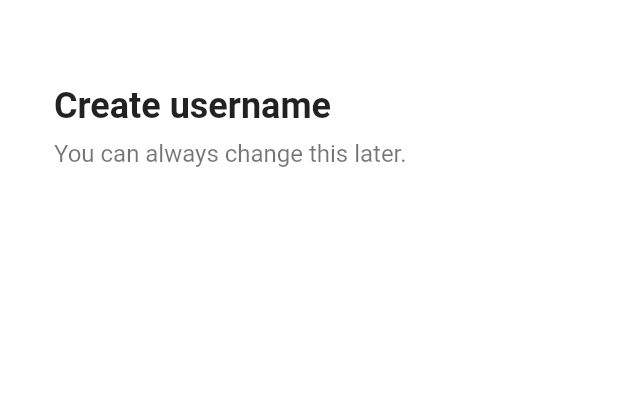
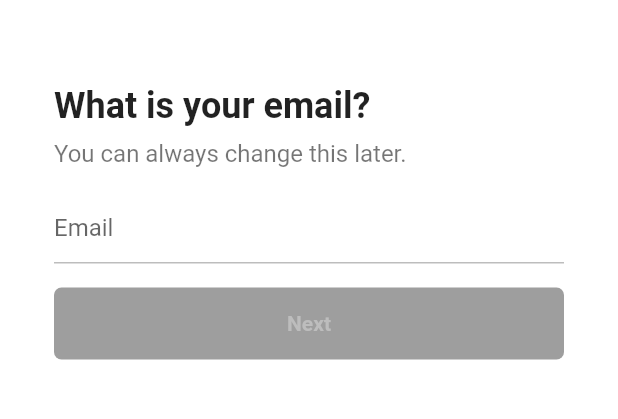
Before and after one commit to pleed215/tiktok_clone, a Flutter app: the EmailScreen screen opened directly, on a phone screen of 412 x 824 dp, the part 59-478 px from its top. Run offline on Flutter 3.47's test engine with Material 2 defaults, Android fonts, the phone set to English and light mode, and no system bars; our stand-ins replace font_awesome_flutter.

Commit message:
#4.6 Email Screen

```diff
--- a/lib/features/authentication/email_screen.dart
+++ b/lib/features/authentication/email_screen.dart
@@ -1,14 +1,66 @@
 import 'package:flutter/material.dart';
+import 'package:tiktok_clone/features/authentication/password_screen.dart';
+import 'package:tiktok_clone/features/authentication/widgets/form_button.dart';
 
 import '../../constants/gaps.dart';
 import '../../constants/sizes.dart';
 
-class EmailScreen extends StatelessWidget {
+class EmailScreen extends StatefulWidget {
   const EmailScreen({Key? key}) : super(key: key);
 
   @override
+  State<EmailScreen> createState() => _EmailScreenState();
+}
+
+class _EmailScreenState extends State<EmailScreen> {
+  final TextEditingController _emailController = TextEditingController();
+  String _email = "";
+
+  @override
+  void initState() {
+    super.initState();
+
+    _emailController.addListener(() {
+      setState(() {
+        _email = _emailController.text;
+      });
+    });
+  }
+
+  @override
+  void dispose() {
+    _emailController.dispose();
+    super.dispose();
+  }
+
+  String? _isEmailValid() {
+    if (_email.isEmpty) {
+      return null;
+    }
+
+    if (_email.isNotEmpty) {
+      final emailRegex = RegExp(r"[\w-.]+@([\w-]+\.)+[\w-]{2,4}");
+      if (emailRegex.hasMatch(_email)) {
+        return null;
+      }
+    }
+    return "Not Valid";
+  }
+
+  void _onSubmit(BuildContext context) {
+    if (_email.isNotEmpty && _isEmailValid() == null) {
+      Navigator.of(context).push(
+          MaterialPageRoute(builder: (context) => const PasswordScreen()));
+    }
+  }
+
+  @override
   Widget build(BuildContext context) {
-    return Scaffold(
+    return GestureDetector(
+      onTap: () {
+        FocusScope.of(context).unfocus();
+      },
+      child: Scaffold(
         appBar: AppBar(
           title: const Text("Sign Up"),
         ),
@@ -18,22 +70,51 @@ class EmailScreen extends StatelessWidget {
           ),
           child: Column(
             crossAxisAlignment: CrossAxisAlignment.start,
-          children: const [
+            children: [
               Gaps.v40,
-            Text(
-              "Create username",
+              const Text(
+                "What is your email?",
                 style: TextStyle(
                     fontSize: Sizes.size24, fontWeight: FontWeight.w600),
               ),
               Gaps.v8,
-            Text(
+              const Text(
                 "You can always change this later.",
                 style: TextStyle(
                   fontSize: Sizes.size16,
                   color: Colors.black54,
                 ),
               ),
+              Gaps.v16,
+              TextField(
+                controller: _emailController,
+                // onSubmitted: (value) => _onSubmit(context),
+                onEditingComplete: () => _onSubmit(context),
+                cursorColor: Theme.of(context).primaryColor,
+                keyboardType: TextInputType.emailAddress,
+                autocorrect: false,
+                decoration: InputDecoration(
+                  hintText: "Email",
+                  errorText: _isEmailValid(),
+                  enabledBorder: UnderlineInputBorder(
+                    borderSide: BorderSide(
+                      color: Colors.grey.shade400,
+                    ),
+                  ),
+                  focusedBorder: UnderlineInputBorder(
+                    borderSide: BorderSide(
+                      color: Colors.grey.shade400,
+                    ),
+                  ),
+                ),
+              ),
+              Gaps.v16,
+              FormButton(
+                disabled: _email.isEmpty || _isEmailValid() != null,
+                onTap: () => _onSubmit(context),
+              ),
             ],
+          ),
         ),
       ),
     );
--- a/lib/features/authentication/sign_up.dart
+++ b/lib/features/authentication/sign_up.dart
@@ -1,7 +1,7 @@
 import 'package:flutter/material.dart';
 import 'package:font_awesome_flutter/font_awesome_flutter.dart';
 import 'package:tiktok_clone/constants/sizes.dart';
-import 'package:tiktok_clone/features/authentication/email_screen.dart';
+import 'package:tiktok_clone/features/authentication/username_screen.dart';
 import 'package:tiktok_clone/features/authentication/widgets/auth_button.dart';
 
 import '../../constants/gaps.dart';
@@ -43,7 +43,7 @@ class SignUpScreen extends StatelessWidget {
                 text: "Use phone or email",
                 onTap: () {
                   Navigator.of(context).push(MaterialPageRoute(
-                    builder: (context) => const EmailScreen(),
+                    builder: (context) => const UsernameScreen(),
                   ));
                 },
               ),
--- /dev/null
+++ b/lib/features/authentication/widgets/form_button.dart
@@ -0,0 +1,45 @@
+import 'package:flutter/material.dart';
+
+import '../../../constants/sizes.dart';
+
+class FormButton extends StatelessWidget {
+  final bool disabled;
+  GestureTapCallback? onTap;
+
+  FormButton({
+    super.key,
+    required this.disabled,
+    this.onTap,
+  });
+
+  @override
+  Widget build(BuildContext context) {
+    return GestureDetector(
+      onTap: disabled ? null : onTap,
+      child: FractionallySizedBox(
+        widthFactor: 1,
+        child: AnimatedContainer(
+          padding: const EdgeInsets.symmetric(
+            vertical: Sizes.size16,
+          ),
+          decoration: BoxDecoration(
+            borderRadius: BorderRadius.circular(Sizes.size5),
+            color: disabled ? Colors.grey : Theme.of(context).primaryColor,
+          ),
+          duration: const Duration(milliseconds: 300),
+          child: AnimatedDefaultTextStyle(
+            duration: const Duration(milliseconds: 300),
+            style: TextStyle(
+              color: disabled ? Colors.grey.shade400 : Colors.white,
+              fontWeight: FontWeight.w600,
+            ),
+            child: const Text(
+              'Next',
+              textAlign: TextAlign.center,
+            ),
+          ),
+        ),
+      ),
+    );
+  }
+}
```
Also changed, not shown: lib/features/authentication/password_screen.dart (added, +10 -0 lines), lib/features/authentication/username_screen.dart (+83 -2 lines). Lines whose indentation alone changed are shown as unchanged.
